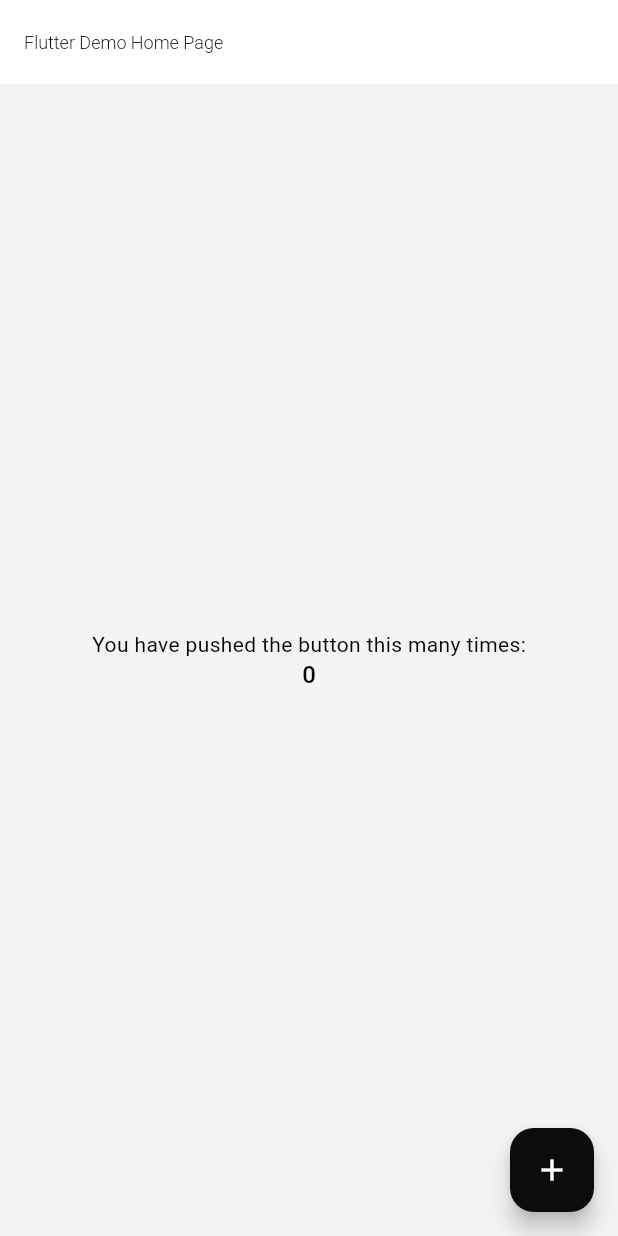
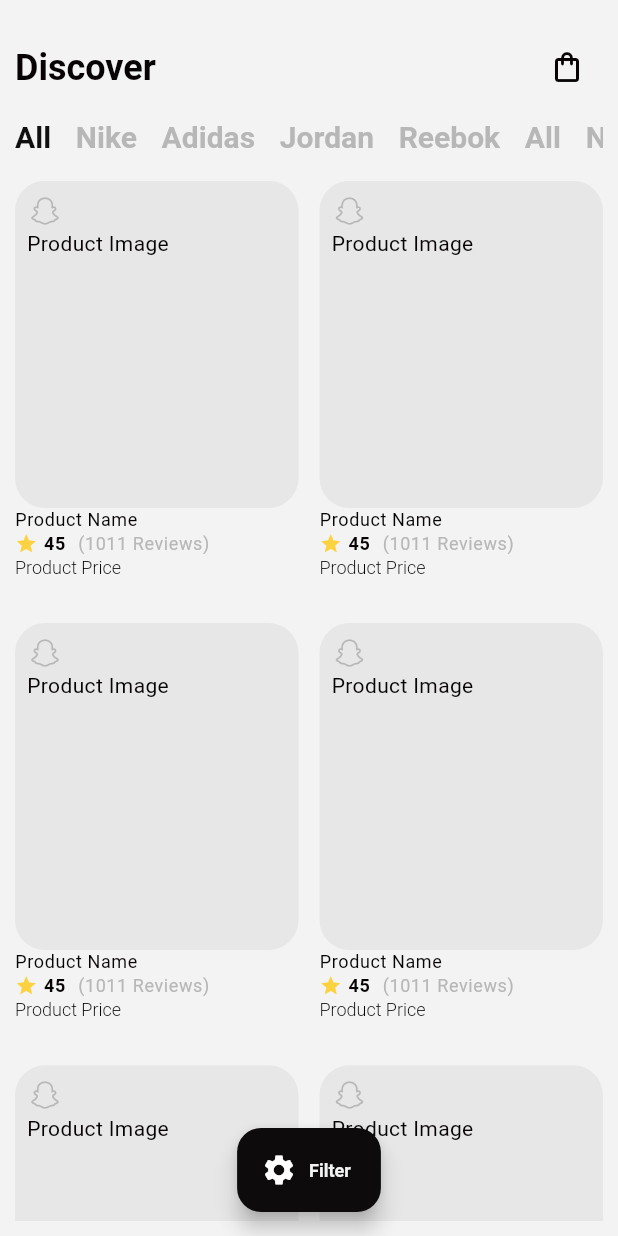
Before and after one commit to Jbholae/prioritySoft, a Flutter app: the screen it shows after launch, on a phone screen of 412 x 824 dp. Run offline on Flutter 3.47's test engine with Material 3 defaults, Android fonts, the phone set to English and light mode, and no system bars; Roboto replaces fonts that are missing (Urbanist).

Commit message:
feat : Screens - added HomeScreen, ProductDetailScreen with widgets to be used with these screen.

```diff
--- a/lib/main.dart
+++ b/lib/main.dart
@@ -1,5 +1,9 @@
 import 'package:flutter/material.dart';
+import 'package:prioritysoft/config/app_routes.dart';
 import 'package:prioritysoft/config/theme.dart';
+import 'package:prioritysoft/screen/home_screen.dart';
+
+import 'config/route_generator.dart';
 
 void main() {
   runApp(const MyApp());
@@ -8,101 +12,15 @@
 class MyApp extends StatelessWidget {
   const MyApp({super.key});
 
-  // This widget is the root of your application.
   @override
   Widget build(BuildContext context) {
     return MaterialApp(
+      debugShowCheckedModeBanner: false,
       title: 'Flutter Demo',
+      initialRoute: AppRoutes.home,
+      onGenerateRoute: RouteGenerator.generateRoute,
       theme: theme(),
-      home: const MyHomePage(title: 'Flutter Demo Home Page'),
+      home: const HomeScreen(),
     );
   }
 }
-
-class MyHomePage extends StatefulWidget {
-  const MyHomePage({super.key, required this.title});
-
-  // This widget is the home page of your application. It is stateful, meaning
-  // that it has a State object (defined below) that contains fields that affect
-  // how it looks.
-
-  // This class is the configuration for the state. It holds the values (in this
-  // case the title) provided by the parent (in this case the App widget) and
-  // used by the build method of the State. Fields in a Widget subclass are
-  // always marked "final".
-
-  final String title;
-
-  @override
-  State<MyHomePage> createState() => _MyHomePageState();
-}
-
-class _MyHomePageState extends State<MyHomePage> {
-  int _counter = 0;
-
-  void _incrementCounter() {
-    setState(() {
-      // This call to setState tells the Flutter framework that something has
-      // changed in this State, which causes it to rerun the build method below
-      // so that the display can reflect the updated values. If we changed
-      // _counter without calling setState(), then the build method would not be
-      // called again, and so nothing would appear to happen.
-      _counter++;
-    });
-  }
-
-  @override
-  Widget build(BuildContext context) {
-    // This method is rerun every time setState is called, for instance as done
-    // by the _incrementCounter method above.
-    //
-    // The Flutter framework has been optimized to make rerunning build methods
-    // fast, so that you can just rebuild anything that needs updating rather
-    // than having to individually change instances of widgets.
-    return Scaffold(
-      appBar: AppBar(
-        // TRY THIS: Try changing the color here to a specific color (to
-        // Colors.amber, perhaps?) and trigger a hot reload to see the AppBar
-        // change color while the other colors stay the same.
-        backgroundColor: Theme.of(context).colorScheme.inversePrimary,
-        // Here we take the value from the MyHomePage object that was created by
-        // the App.build method, and use it to set our appbar title.
-        title: Text(widget.title),
-      ),
-      body: Center(
-        // Center is a layout widget. It takes a single child and positions it
-        // in the middle of the parent.
-        child: Column(
-          // Column is also a layout widget. It takes a list of children and
-          // arranges them vertically. By default, it sizes itself to fit its
-          // children horizontally, and tries to be as tall as its parent.
-          //
-          // Column has various properties to control how it sizes itself and
-          // how it positions its children. Here we use mainAxisAlignment to
-          // center the children vertically; the main axis here is the vertical
-          // axis because Columns are vertical (the cross axis would be
-          // horizontal).
-          //
-          // TRY THIS: Invoke "debug painting" (choose the "Toggle Debug Paint"
-          // action in the IDE, or press "p" in the console), to see the
-          // wireframe for each widget.
-          mainAxisAlignment: MainAxisAlignment.center,
-          children: <Widget>[
-            const Text(
-              'You have pushed the button this many times:',
-            ),
-            Text(
-              '$_counter',
-              style: Theme.of(context).textTheme.headlineMedium,
-            ),
-          ],
-        ),
-      ),
-      floatingActionButton: FloatingActionButton(
-        onPressed: _incrementCounter,
-        tooltip: 'Increment',
-        child: const Icon(Icons.add),
-      ), // This trailing comma makes auto-formatting nicer for build methods.
-    );
-  }
-}
--- /dev/null
+++ b/lib/screen/home_screen.dart
@@ -0,0 +1,87 @@
+import 'package:flutter/material.dart';
+import 'package:prioritysoft/config/app_routes.dart';
+import 'package:prioritysoft/config/custom_color.dart';
+import 'package:prioritysoft/widgets/brand_horizontal_list.dart';
+import 'package:prioritysoft/widgets/product_list_item.dart';
+
+class HomeScreen extends StatefulWidget {
+  const HomeScreen({super.key});
+
+  @override
+  State<HomeScreen> createState() => _HomeScreenState();
+}
+
+class _HomeScreenState extends State<HomeScreen> {
+  List items = [
+    'All',
+    'Nike',
+    'Adidas',
+    'Jordan',
+    'Reebok',
+    'All',
+    'Nike',
+    'Adidas',
+    'Jordan',
+    'Reebok',
+  ];
+  @override
+  Widget build(BuildContext context) {
+    return Scaffold(
+      body: SafeArea(
+        child: Padding(
+          padding: const EdgeInsets.all(10.0),
+          child: Column(
+            children: [
+              Expanded(
+                flex: 1,
+                child: Row(
+                  mainAxisAlignment: MainAxisAlignment.spaceBetween,
+                  children: [
+                    Text(
+                      'Discover',
+                      style: Theme.of(context).textTheme.displaySmall,
+                    ),
+                    IconButton(
+                      onPressed: () {},
+                      icon: const Icon(Icons.shopping_bag_outlined),
+                    ),
+                  ],
+                ),
+              ),
+              BrandNameHorizontalList(items: items),
+              Expanded(
+                flex: 10,
+                child: GridView.builder(
+                  itemCount: 10,
+                  gridDelegate: const SliverGridDelegateWithFixedCrossAxisCount(
+                    crossAxisCount: 2,
+                    crossAxisSpacing: 14.0,
+                    mainAxisSpacing: 4.0,
+                    childAspectRatio: 0.65,
+                  ),
+                  itemBuilder: (context, index) {
+                    return GestureDetector(
+                      onTap: () {
+                        Navigator.pushNamed(context, AppRoutes.productDetails);
+                      },
+                      child: const ProductListItem(),
+                    );
+                  },
+                ),
+              ),
+              // ProductListItem(),
+            ],
+          ),
+        ),
+      ),
+      floatingActionButton: FloatingActionButton.extended(
+        icon: const Icon(Icons.settings),
+        label: Text('Filter',
+            style: Theme.of(context).textTheme.titleLarge?.copyWith(
+                color: CustomColors.primary100, fontWeight: FontWeight.bold)),
+        onPressed: () {},
+      ),
+      floatingActionButtonLocation: FloatingActionButtonLocation.centerFloat,
+    );
+  }
+}
--- /dev/null
+++ b/lib/widgets/brand_horizontal_list.dart
@@ -0,0 +1,49 @@
+import 'package:flutter/material.dart';
+
+class BrandNameHorizontalList extends StatefulWidget {
+  const BrandNameHorizontalList({
+    super.key,
+    required this.items,
+  });
+
+  final List items;
+
+  @override
+  State<BrandNameHorizontalList> createState() => _BrandNameHorizontalListState();
+}
+
+class _BrandNameHorizontalListState extends State<BrandNameHorizontalList> {
+  @override
+  Widget build(BuildContext context) {
+    int selectedIndex = 0;
+    return SizedBox(
+      height: MediaQuery.sizeOf(context).height * 0.05,
+      child: ListView.separated(
+        scrollDirection: Axis.horizontal,
+        itemCount: widget.items.length,
+        itemBuilder: (context, index) {
+          return GestureDetector(
+            onTap: () {
+              print('tap on index : $index');
+              setState(() {
+                selectedIndex = index;
+              });
+              print('updated selectedIndex to : $selectedIndex');
+
+            },
+            child: Text(
+              widget.items[index],
+              style: Theme.of(context).textTheme.headlineLarge?.copyWith(
+                  color: selectedIndex == index
+                      ? Theme.of(context).colorScheme.primary
+                      : Theme.of(context).dialogBackgroundColor),
+            ),
+          );
+        },
+        separatorBuilder: (context, index) => SizedBox(
+          width: MediaQuery.sizeOf(context).width * 0.04,
+        ),
+      ),
+    );
+  }
+}
--- /dev/null
+++ b/lib/widgets/product_list_item.dart
@@ -0,0 +1,92 @@
+import 'package:flutter/material.dart';
+import 'package:prioritysoft/config/custom_color.dart';
+
+class ProductListItem extends StatelessWidget {
+  const ProductListItem({
+    super.key,
+  });
+
+  @override
+  Widget build(BuildContext context) {
+    return SizedBox(
+      // height: MediaQuery.sizeOf(context).height * 0.9,
+      width: MediaQuery.sizeOf(context).width,
+      child: Column(
+        crossAxisAlignment: CrossAxisAlignment.start,
+        children: [
+          Expanded(
+            flex: 3,
+            child: Container(
+              // height: MediaQuery.sizeOf(context).height * 0.02,
+              width: MediaQuery.sizeOf(context).width /* / 3 */,
+              padding: const EdgeInsets.all(8.0),
+              decoration: const BoxDecoration(
+                color: CustomColors.primary200,
+                borderRadius: BorderRadius.all(
+                  Radius.circular(20),
+                ),
+              ),
+              child: const Column(
+                crossAxisAlignment: CrossAxisAlignment.start,
+                children: [
+                  Icon(
+                    Icons.snapchat,
+                    color: CustomColors.primary300,
+                  ),
+                  Text('Product Image'),
+                ],
+              ),
+            ),
+          ),
+          Expanded(
+            flex: 1,
+            child: Column(
+              crossAxisAlignment: CrossAxisAlignment.start,
+              children: [
+                Text(
+                  'Product Name',
+                  style: Theme.of(context).textTheme.bodySmall,
+                ),
+                Row(
+                  mainAxisAlignment: MainAxisAlignment.start,
+                  mainAxisSize: MainAxisSize.min,
+                  children: [
+                    const Icon(
+                      Icons.star,
+                      size: 15,
+                      color: Color(0xffFCD240),
+                    ),
+                    SizedBox(
+                      width: MediaQuery.sizeOf(context).width * 0.01,
+                    ),
+                    Text(
+                      '45',
+                      style: Theme.of(context)
+                          .textTheme
+                          .bodySmall
+                          ?.copyWith(fontWeight: FontWeight.bold),
+                    ),
+                    SizedBox(
+                      width: MediaQuery.sizeOf(context).width * 0.02,
+                    ),
+                    Text(
+                      '(1011 Reviews)',
+                      style: Theme.of(context)
+                          .textTheme
+                          .bodySmall
+                          ?.copyWith(color: CustomColors.primary300),
+                    ),
+                  ],
+                ),
+                Text(
+                  'Product Price',
+                  style: Theme.of(context).textTheme.titleLarge,
+                )
+              ],
+            ),
+          )
+        ],
+      ),
+    );
+  }
+}
```
Also changed, not shown: lib/screen/product_details.dart (added, +269 -0 lines).
